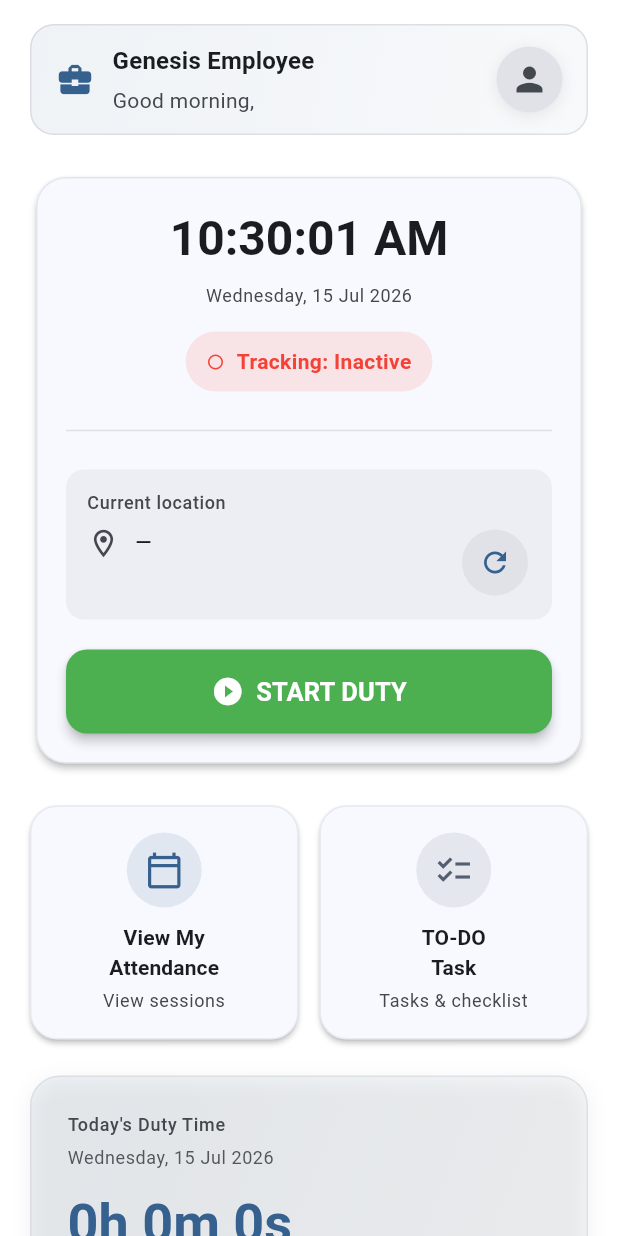
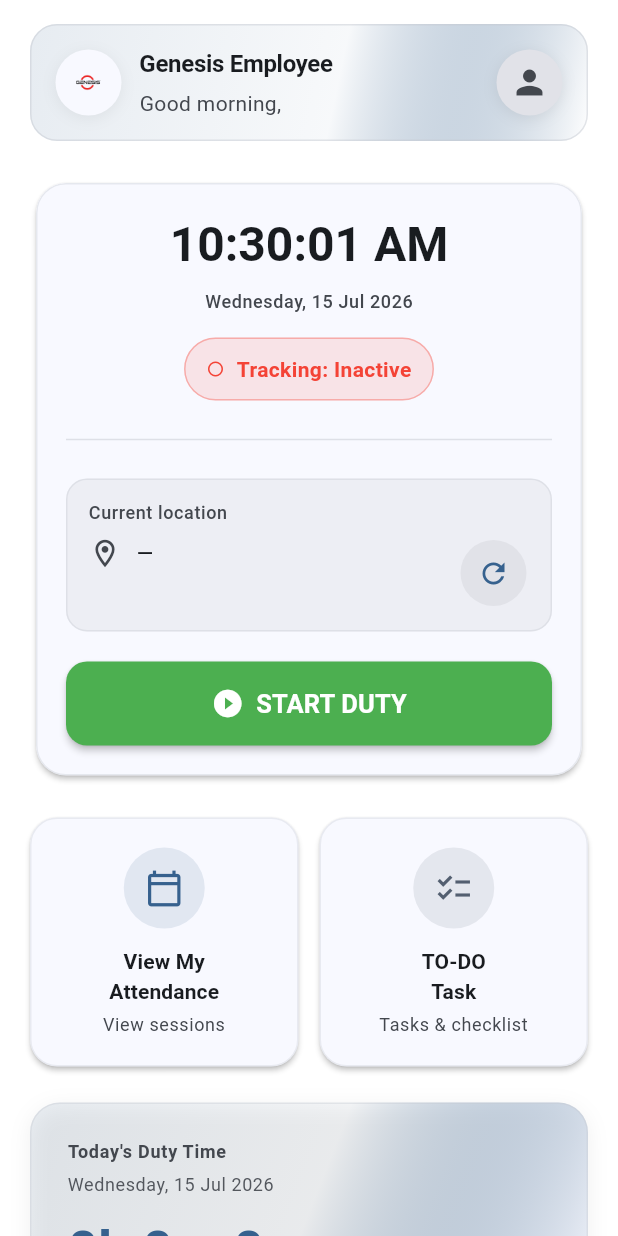
Before and after one commit to gtlfilesbd-droid/Attendance-System, a Flutter app: the HomeScreen screen opened directly, on a phone screen of 412 x 824 dp. Run offline on Flutter 3.47's test engine with Material 3 defaults, Android fonts, the phone set to English and light mode, and no system bars; our stand-ins replace battery_plus, connectivity_plus, device_info_plus, dio, firebase_core, firebase_messaging and 8 more; missing offline and left inert: encrypt, flutter_background_service, workmanager; accounts and stored records are empty; network calls fail; statements that could not run were skipped.

Commit message:
Polish Home, Profile, and TO-DO UI chrome with Genesis logo on dashboard.
Keep duty timers, RefreshIndicator tree, search controllers, and emerald completed-card colors unchanged.

Co-authored-by: Cursor <cursoragent@cursor.com>

```diff
--- a/Genesis_Employee_App/lib/screens/home_screen.dart
+++ b/Genesis_Employee_App/lib/screens/home_screen.dart
@@ -801,19 +801,21 @@ class _HomeScreenState extends State<HomeScreen> {
 
   Widget _buildHeader(BuildContext context, ColorScheme colorScheme) {
     return Container(
-      padding: const EdgeInsets.symmetric(vertical: 12),
+      padding: const EdgeInsets.symmetric(vertical: 14),
       decoration: BoxDecoration(
         gradient: LinearGradient(
           begin: Alignment.topLeft,
           end: Alignment.bottomRight,
           colors: [
-            colorScheme.primary.withValues(alpha: 0.08),
+            colorScheme.primary.withValues(alpha: 0.12),
             colorScheme.primary.withValues(alpha: 0.04),
+            colorScheme.surfaceContainerLowest,
           ],
+          stops: const [0.0, 0.55, 1.0],
         ),
-        borderRadius: BorderRadius.circular(16),
+        borderRadius: BorderRadius.circular(18),
         border: Border.all(
-          color: colorScheme.outlineVariant.withValues(alpha: 0.5),
+          color: colorScheme.outlineVariant.withValues(alpha: 0.45),
           width: 1,
         ),
       ),
@@ -821,10 +823,28 @@ class _HomeScreenState extends State<HomeScreen> {
         padding: const EdgeInsets.symmetric(horizontal: 16),
         child: Row(
           children: [
-            Icon(
-              Icons.business_center,
-              size: 26,
-              color: colorScheme.primary,
+            Container(
+              width: 44,
+              height: 44,
+              decoration: BoxDecoration(
+                shape: BoxShape.circle,
+                color: colorScheme.surface,
+                boxShadow: [
+                  BoxShadow(
+                    color: Colors.black.withValues(alpha: 0.06),
+                    blurRadius: 8,
+                    offset: const Offset(0, 2),
+                  ),
+                ],
+              ),
+              clipBehavior: Clip.antiAlias,
+              child: Padding(
+                padding: const EdgeInsets.all(7),
+                child: Image.asset(
+                  'assets/icon/genesis_icon_foreground.png',
+                  fit: BoxFit.contain,
+                ),
+              ),
             ),
             const SizedBox(width: 12),
             Expanded(
@@ -835,7 +855,8 @@ class _HomeScreenState extends State<HomeScreen> {
                   Text(
                     'Genesis Employee',
                     style: Theme.of(context).textTheme.titleMedium?.copyWith(
-                      fontWeight: FontWeight.w600,
+                      fontWeight: FontWeight.w700,
+                      letterSpacing: -0.2,
                       color: colorScheme.onSurface,
                     ),
                   ),
@@ -887,11 +908,11 @@ class _HomeScreenState extends State<HomeScreen> {
 
   Widget _buildTimeAndStatusCard(BuildContext context, ThemeData theme, ColorScheme colorScheme) {
     return Card(
-      elevation: 2,
+      elevation: 1.5,
       shape: RoundedRectangleBorder(
         borderRadius: BorderRadius.circular(20),
         side: BorderSide(
-          color: colorScheme.outlineVariant.withValues(alpha: 0.4),
+          color: colorScheme.outlineVariant.withValues(alpha: 0.35),
           width: 1,
         ),
       ),
@@ -906,6 +927,7 @@ class _HomeScreenState extends State<HomeScreen> {
               DateFormat('EEEE, d MMM yyyy').format(DateTime.now()),
               style: theme.textTheme.bodySmall?.copyWith(
                 color: colorScheme.onSurfaceVariant,
+                fontWeight: FontWeight.w500,
               ),
             ),
             const SizedBox(height: 16),
@@ -916,6 +938,13 @@ class _HomeScreenState extends State<HomeScreen> {
                     ? colorScheme.outlineVariant.withValues(alpha: 0.2)
                     : (_isTracking ? Colors.green.withValues(alpha: 0.12) : Colors.red.withValues(alpha: 0.12)),
                 borderRadius: BorderRadius.circular(24),
+                border: Border.all(
+                  color: _statusCheckError
+                      ? colorScheme.outlineVariant.withValues(alpha: 0.5)
+                      : (_isTracking
+                          ? Colors.green.withValues(alpha: 0.35)
+                          : Colors.red.withValues(alpha: 0.35)),
+                ),
                 boxShadow: _isTracking && !_statusCheckError
                     ? [
                         BoxShadow(
@@ -967,7 +996,10 @@ class _HomeScreenState extends State<HomeScreen> {
               padding: const EdgeInsets.all(14),
               decoration: BoxDecoration(
                 color: colorScheme.surfaceContainerHighest.withValues(alpha: 0.5),
-                borderRadius: BorderRadius.circular(12),
+                borderRadius: BorderRadius.circular(14),
+                border: Border.all(
+                  color: colorScheme.outlineVariant.withValues(alpha: 0.35),
+                ),
               ),
               child: Column(
                 crossAxisAlignment: CrossAxisAlignment.start,
@@ -1048,7 +1080,7 @@ class _HomeScreenState extends State<HomeScreen> {
                   backgroundColor: _dutyStartTime != null ? colorScheme.error : Colors.green,
                   foregroundColor: Colors.white,
                   padding: const EdgeInsets.symmetric(vertical: 16),
-                  elevation: 3,
+                  elevation: 2,
                   shape: RoundedRectangleBorder(
                     borderRadius: BorderRadius.circular(14),
                   ),
@@ -1108,7 +1140,7 @@ class _HomeScreenState extends State<HomeScreen> {
       decoration: BoxDecoration(
         borderRadius: BorderRadius.circular(20),
         border: Border.all(
-          color: colorScheme.outlineVariant.withValues(alpha: 0.4),
+          color: colorScheme.outlineVariant.withValues(alpha: 0.35),
           width: 1,
         ),
         boxShadow: [
@@ -1122,9 +1154,11 @@ class _HomeScreenState extends State<HomeScreen> {
           begin: Alignment.topLeft,
           end: Alignment.bottomRight,
           colors: [
-            colorScheme.primary.withValues(alpha: 0.08),
+            colorScheme.primary.withValues(alpha: 0.10),
             colorScheme.primary.withValues(alpha: 0.04),
+            colorScheme.surface,
           ],
+          stops: const [0.0, 0.5, 1.0],
         ),
       ),
       child: Padding(
@@ -1137,7 +1171,7 @@ class _HomeScreenState extends State<HomeScreen> {
               "Today's Duty Time",
               style: theme.textTheme.labelMedium?.copyWith(
                 color: colorScheme.onSurfaceVariant,
-                fontWeight: FontWeight.w500,
+                fontWeight: FontWeight.w600,
               ),
             ),
             const SizedBox(height: 6),
@@ -1203,27 +1237,27 @@ class _HomeScreenState extends State<HomeScreen> {
         onTap: onTap,
         borderRadius: BorderRadius.circular(18),
         child: Padding(
-          padding: const EdgeInsets.symmetric(horizontal: 14, vertical: 18),
+          padding: const EdgeInsets.symmetric(horizontal: 14, vertical: 20),
           child: Column(
             mainAxisSize: MainAxisSize.min,
             mainAxisAlignment: MainAxisAlignment.center,
             children: [
               Container(
-                padding: const EdgeInsets.all(12),
+                padding: const EdgeInsets.all(14),
                 decoration: BoxDecoration(
                   color: color.withValues(alpha: 0.12),
                   shape: BoxShape.circle,
                 ),
                 child: Icon(icon, color: color, size: 26),
               ),
-              const SizedBox(height: 10),
+              const SizedBox(height: 12),
               Text(
                 title,
                 textAlign: TextAlign.center,
                 maxLines: 2,
                 overflow: TextOverflow.ellipsis,
                 style: theme.textTheme.titleSmall?.copyWith(
-                  fontWeight: FontWeight.w600,
+                  fontWeight: FontWeight.w700,
                   fontSize: 14,
                   color: colorScheme.onSurface,
                 ),
```
Also changed, not shown: Genesis_Employee_App/lib/screens/profile_screen.dart (+19 -9 lines), Genesis_Employee_App/lib/screens/todo_detail_screen.dart (+17 -1 lines), Genesis_Employee_App/lib/screens/todo_form_screen.dart (+23 -3 lines), Genesis_Employee_App/lib/screens/todo_list_screen.dart (+43 -6 lines).
